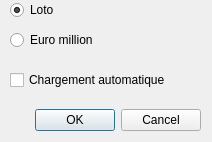
Before: the Qt Designer form choixjeux.ui in pbarreau/stat, drawn with Qt 5.
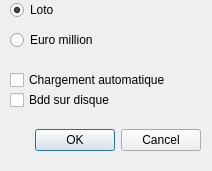
After: the same form once the commit is applied.

What changed in the file:
```diff
--- a/choixjeux.ui
+++ b/choixjeux.ui
@@ -7,7 +7,7 @@
     <x>0</x>
     <y>0</y>
     <width>212</width>
-    <height>142</height>
+    <height>171</height>
    </rect>
   </property>
   <property name="windowTitle">
@@ -17,7 +17,7 @@
    <property name="geometry">
     <rect>
      <x>-20</x>
-     <y>100</y>
+     <y>120</y>
      <width>221</width>
      <height>41</height>
     </rect>
@@ -71,6 +71,19 @@
     <string>Chargement automatique </string>
    </property>
   </widget>
+  <widget class="QCheckBox" name="rb_bdd">
+   <property name="geometry">
+    <rect>
+     <x>10</x>
+     <y>90</y>
+     <width>161</width>
+     <height>20</height>
+    </rect>
+   </property>
+   <property name="text">
+    <string>Bdd sur disque</string>
+   </property>
+  </widget>
  </widget>
  <resources/>
  <connections>
```
